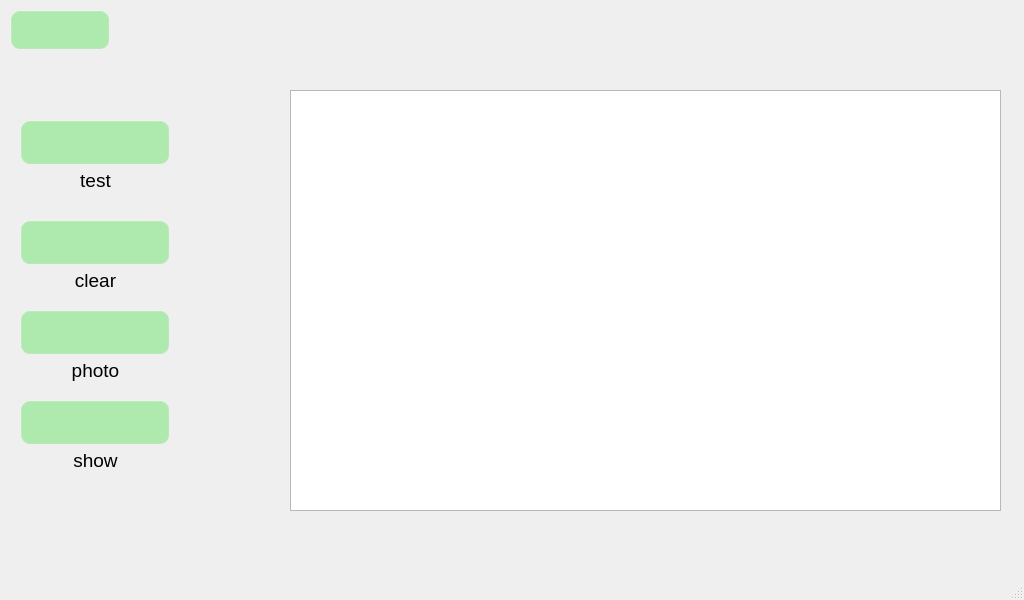
Old version of the form qt/t507/all_interface_test.ui in the repository jizizihe/baijie_demo.
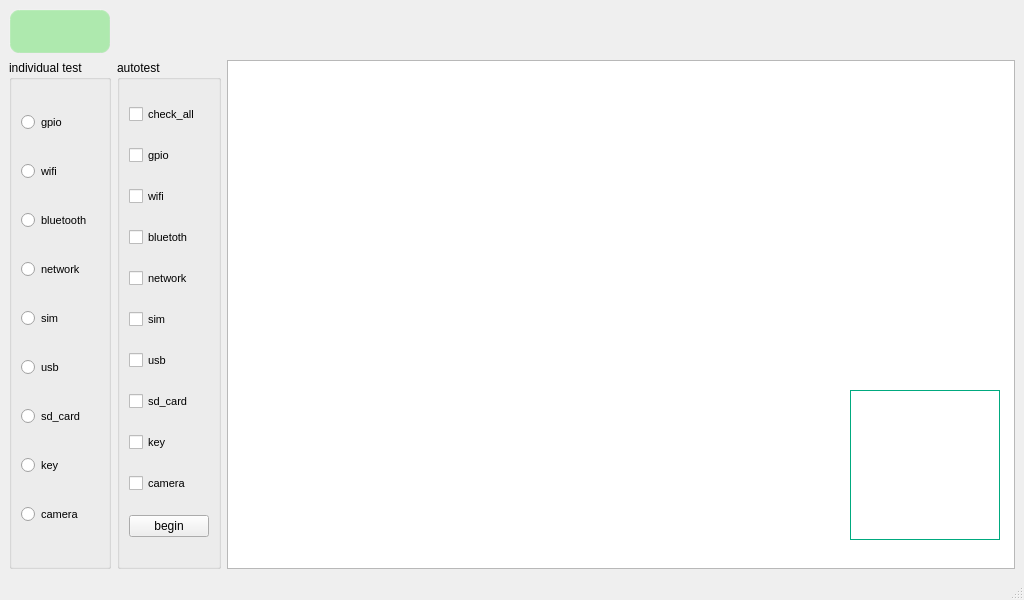
New version of the form. Icons and pictures are not drawn.

Commit message: interface integration

```diff
--- a/qt/t507/all_interface_test.ui
+++ b/qt/t507/all_interface_test.ui
@@ -14,7 +14,14 @@
    <string>MainWindow</string>
   </property>
   <property name="styleSheet">
-   <string notr="true">/****************按钮部件*******************/
+   <string notr="true"/>
+  </property>
+  <widget class="QWidget" name="centralwidget">
+   <layout class="QGridLayout" name="gridLayout_3">
+    <item row="0" column="0">
+     <widget class="QPushButton" name="return_2">
+      <property name="styleSheet">
+       <string notr="true">/****************按钮部件*******************/
 QPushButton{
      background-color: rgba(100, 225, 100, 120);/*背景色*/
      border-style: outset; /*边框样式*/
@@ -50,247 +57,315 @@
 QSlider::sub-page:horizontal { /*水平滑块手柄以前的部分*/
         border-image: url(:/image/slider.png);/*边框图片*/
  }</string>
-  </property>
-  <widget class="QWidget" name="centralwidget">
-   <widget class="QPushButton" name="return_2">
-    <property name="geometry">
-     <rect>
-      <x>10</x>
-      <y>10</y>
-      <width>100</width>
-      <height>40</height>
-     </rect>
-    </property>
-    <property name="styleSheet">
-     <string notr="true"/>
-    </property>
-    <property name="text">
-     <string/>
-    </property>
-    <property name="icon">
-     <iconset>
-      <normalon>:/t507_button_image/return.png</normalon>
-     </iconset>
-    </property>
-    <property name="iconSize">
-     <size>
-      <width>32</width>
-      <height>32</height>
-     </size>
-    </property>
-   </widget>
-   <widget class="QPushButton" name="test">
-    <property name="geometry">
-     <rect>
-      <x>20</x>
-      <y>120</y>
-      <width>150</width>
-      <height>45</height>
-     </rect>
-    </property>
-    <property name="styleSheet">
-     <string notr="true"/>
-    </property>
-    <property name="text">
-     <string/>
-    </property>
-    <property name="icon">
-     <iconset>
-      <normaloff>:/t507_button_image/all/test.png</normaloff>:/t507_button_image/all/test.png</iconset>
-    </property>
-    <property name="iconSize">
-     <size>
-      <width>32</width>
-      <height>32</height>
-     </size>
-    </property>
-   </widget>
-   <widget class="QTextEdit" name="textEdit">
-    <property name="geometry">
-     <rect>
-      <x>290</x>
-      <y>90</y>
-      <width>711</width>
-      <height>421</height>
-     </rect>
-    </property>
-    <property name="readOnly">
-     <bool>true</bool>
-    </property>
-   </widget>
-   <widget class="QPushButton" name="clear">
-    <property name="geometry">
-     <rect>
-      <x>20</x>
-      <y>220</y>
-      <width>150</width>
-      <height>45</height>
-     </rect>
-    </property>
-    <property name="styleSheet">
-     <string notr="true"/>
-    </property>
-    <property name="text">
-     <string/>
-    </property>
-    <property name="icon">
-     <iconset>
-      <normaloff>:/t507_button_image/serial/clean.png</normaloff>:/t507_button_image/serial/clean.png</iconset>
-    </property>
-    <property name="iconSize">
-     <size>
-      <width>32</width>
-      <height>32</height>
-     </size>
-    </property>
-   </widget>
-   <widget class="QPushButton" name="pushButton_3">
-    <property name="geometry">
-     <rect>
-      <x>20</x>
-      <y>310</y>
-      <width>150</width>
-      <height>45</height>
-     </rect>
-    </property>
-    <property name="styleSheet">
-     <string notr="true"/>
-    </property>
-    <property name="text">
-     <string/>
-    </property>
-    <property name="icon">
-     <iconset>
-      <normaloff>:/t507_button_image/all/photo.png</normaloff>:/t507_button_image/all/photo.png</iconset>
-    </property>
-    <property name="iconSize">
-     <size>
-      <width>32</width>
-      <height>32</height>
-     </size>
-    </property>
-   </widget>
+      </property>
+      <property name="text">
+       <string/>
+      </property>
+      <property name="icon">
+       <iconset>
+        <normalon>:/t507_button_image/return.png</normalon>
+       </iconset>
+      </property>
+      <property name="iconSize">
+       <size>
+        <width>32</width>
+        <height>32</height>
+       </size>
+      </property>
+     </widget>
+    </item>
+    <item row="1" column="0">
+     <widget class="QGroupBox" name="groupBox">
+      <property name="title">
+       <string>individual test</string>
+      </property>
+      <layout class="QGridLayout" name="gridLayout_2">
+       <item row="0" column="0">
+        <widget class="QRadioButton" name="gpio">
+         <property name="font">
+          <font>
+           <pointsize>8</pointsize>
+          </font>
+         </property>
+         <property name="text">
+          <string>gpio</string>
+         </property>
+        </widget>
+       </item>
+       <item row="3" column="0">
+        <widget class="QRadioButton" name="network">
+         <property name="font">
+          <font>
+           <pointsize>8</pointsize>
+          </font>
+         </property>
+         <property name="text">
+          <string>network</string>
+         </property>
+        </widget>
+       </item>
+       <item row="7" column="0">
+        <widget class="QRadioButton" name="key">
+         <property name="font">
+          <font>
+           <pointsize>8</pointsize>
+          </font>
+         </property>
+         <property name="text">
+          <string>key</string>
+         </property>
+        </widget>
+       </item>
+       <item row="4" column="0">
+        <widget class="QRadioButton" name="sim">
+         <property name="font">
+          <font>
+           <pointsize>8</pointsize>
+          </font>
+         </property>
+         <property name="text">
+          <string>sim</string>
+         </property>
+        </widget>
+       </item>
+       <item row="5" column="0">
+        <widget class="QRadioButton" name="usb">
+         <property name="font">
+          <font>
+           <pointsize>8</pointsize>
+          </font>
+         </property>
+         <property name="text">
+          <string>usb</string>
+         </property>
+        </widget>
+       </item>
+       <item row="2" column="0">
+        <widget class="QRadioButton" name="bluetooth">
+         <property name="font">
+          <font>
+           <pointsize>8</pointsize>
+          </font>
+         </property>
+         <property name="text">
+          <string>bluetooth</string>
+         </property>
+        </widget>
+       </item>
+       <item row="8" column="0">
+        <widget class="QRadioButton" name="camera">
+         <property name="font">
+          <font>
+           <pointsize>8</pointsize>
+          </font>
+         </property>
+         <property name="text">
+          <string>camera</string>
+         </property>
+        </widget>
+       </item>
+       <item row="6" column="0">
+        <widget class="QRadioButton" name="sd_card">
+         <property name="font">
+          <font>
+           <pointsize>8</pointsize>
+          </font>
+         </property>
+         <property name="text">
+          <string>sd_card</string>
+         </property>
+        </widget>
+       </item>
+       <item row="1" column="0">
+        <widget class="QRadioButton" name="wifi">
+         <property name="font">
+          <font>
+           <pointsize>8</pointsize>
+          </font>
+         </property>
+         <property name="text">
+          <string>wifi</string>
+         </property>
+        </widget>
+       </item>
+      </layout>
+     </widget>
+    </item>
+    <item row="1" column="1">
+     <widget class="QGroupBox" name="groupBox_2">
+      <property name="styleSheet">
+       <string notr="true"/>
+      </property>
+      <property name="title">
+       <string>autotest</string>
+      </property>
+      <layout class="QGridLayout" name="gridLayout">
+       <item row="2" column="0">
+        <widget class="QCheckBox" name="auto_wifi">
+         <property name="font">
+          <font>
+           <pointsize>8</pointsize>
+          </font>
+         </property>
+         <property name="text">
+          <string>wifi</string>
+         </property>
+        </widget>
+       </item>
+       <item row="8" column="0">
+        <widget class="QCheckBox" name="auto_key">
+         <property name="font">
+          <font>
+           <pointsize>8</pointsize>
+          </font>
+         </property>
+         <property name="text">
+          <string>key</string>
+         </property>
+        </widget>
+       </item>
+       <item row="1" column="0">
+        <widget class="QCheckBox" name="auto_gpio">
+         <property name="font">
+          <font>
+           <pointsize>8</pointsize>
+          </font>
+         </property>
+         <property name="text">
+          <string>gpio</string>
+         </property>
+        </widget>
+       </item>
+       <item row="6" column="0">
+        <widget class="QCheckBox" name="auto_usb">
+         <property name="font">
+          <font>
+           <pointsize>8</pointsize>
+          </font>
+         </property>
+         <property name="text">
+          <string>usb</string>
+         </property>
+        </widget>
+       </item>
+       <item row="5" column="0">
+        <widget class="QCheckBox" name="auto_sim">
+         <property name="font">
+          <font>
+           <pointsize>8</pointsize>
+          </font>
+         </property>
+         <property name="text">
+          <string>sim</string>
+         </property>
+        </widget>
+       </item>
+       <item row="4" column="0">
+        <widget class="QCheckBox" name="auto_network">
+         <property name="font">
+          <font>
+           <pointsize>8</pointsize>
+          </font>
+         </property>
+         <property name="text">
+          <string>network</string>
+         </property>
+        </widget>
+       </item>
+       <item row="0" column="0">
+        <widget class="QCheckBox" name="check_all">
+         <property name="font">
+          <font>
+           <pointsize>8</pointsize>
+          </font>
+         </property>
+         <property name="text">
+          <string>check_all</string>
+         </property>
+        </widget>
+       </item>
+       <item row="3" column="0">
+        <widget class="QCheckBox" name="auto_bluetooth">
+         <property name="font">
+          <font>
+           <pointsize>8</pointsize>
+          </font>
+         </property>
+         <property name="text">
+          <string>bluetoth</string>
+         </property>
+        </widget>
+       </item>
+       <item row="9" column="0">
+        <widget class="QCheckBox" name="auto_camera">
+         <property name="font">
+          <font>
+           <pointsize>8</pointsize>
+          </font>
+         </property>
+         <property name="text">
+          <string>camera</string>
+         </property>
+        </widget>
+       </item>
+       <item row="10" column="0">
+        <widget class="QPushButton" name="begin">
+         <property name="styleSheet">
+          <string notr="true"/>
+         </property>
+         <property name="text">
+          <string>begin</string>
+         </property>
+        </widget>
+       </item>
+       <item row="7" column="0">
+        <widget class="QCheckBox" name="auto_sd_card">
+         <property name="font">
+          <font>
+           <pointsize>8</pointsize>
+          </font>
+         </property>
+         <property name="text">
+          <string>sd_card</string>
+         </property>
+        </widget>
+       </item>
+      </layout>
+     </widget>
+    </item>
+    <item row="1" column="2">
+     <widget class="QTextEdit" name="textEdit">
+      <property name="readOnly">
+       <bool>true</bool>
+      </property>
+     </widget>
+    </item>
+   </layout>
    <widget class="QLabel" name="image">
     <property name="geometry">
      <rect>
-      <x>760</x>
-      <y>330</y>
-      <width>240</width>
-      <height>180</height>
-     </rect>
-    </property>
-    <property name="text">
-     <string/>
-    </property>
-   </widget>
-   <widget class="QPushButton" name="pushButton_4">
-    <property name="geometry">
-     <rect>
-      <x>20</x>
-      <y>400</y>
+      <x>850</x>
+      <y>390</y>
       <width>150</width>
-      <height>45</height>
+      <height>150</height>
      </rect>
     </property>
-    <property name="styleSheet">
-     <string notr="true"/>
-    </property>
-    <property name="text">
-     <string/>
-    </property>
-    <property name="icon">
-     <iconset>
-      <normaloff>:/t507_button_image/all/show.png</normaloff>:/t507_button_image/all/show.png</iconset>
-    </property>
-    <property name="iconSize">
+    <property name="maximumSize">
      <size>
-      <width>32</width>
-      <height>32</height>
+      <width>300</width>
+      <height>16777215</height>
      </size>
     </property>
-   </widget>
-   <widget class="QLabel" name="label">
-    <property name="geometry">
-     <rect>
-      <x>25</x>
-      <y>160</y>
-      <width>141</width>
-      <height>41</height>
-     </rect>
+    <property name="styleSheet">
+     <string notr="true">border-width: 1px;
+border-style: solid;
+border-color: rgb(0, 170, 127);</string>
     </property>
-    <property name="font">
-     <font>
-      <pointsize>14</pointsize>
-     </font>
-    </property>
     <property name="text">
-     <string>test</string>
+     <string/>
     </property>
-    <property name="alignment">
-     <set>Qt::AlignCenter</set>
-    </property>
-   </widget>
-   <widget class="QLabel" name="label_2">
-    <property name="geometry">
-     <rect>
-      <x>25</x>
-      <y>260</y>
-      <width>141</width>
-      <height>41</height>
-     </rect>
-    </property>
-    <property name="font">
-     <font>
-      <pointsize>14</pointsize>
-     </font>
-    </property>
-    <property name="text">
-     <string>clear</string>
-    </property>
-    <property name="alignment">
-     <set>Qt::AlignCenter</set>
-    </property>
-   </widget>
-   <widget class="QLabel" name="label_3">
-    <property name="geometry">
-     <rect>
-      <x>25</x>
-      <y>350</y>
-      <width>141</width>
-      <height>41</height>
-     </rect>
-    </property>
-    <property name="font">
-     <font>
-      <pointsize>14</pointsize>
-     </font>
-    </property>
-    <property name="text">
-     <string>photo</string>
-    </property>
-    <property name="alignment">
-     <set>Qt::AlignCenter</set>
-    </property>
-   </widget>
-   <widget class="QLabel" name="label_4">
-    <property name="geometry">
-     <rect>
-      <x>25</x>
-      <y>440</y>
-      <width>141</width>
-      <height>41</height>
-     </rect>
-    </property>
-    <property name="font">
-     <font>
-      <pointsize>14</pointsize>
-     </font>
-    </property>
-    <property name="text">
-     <string>show</string>
-    </property>
-    <property name="alignment">
-     <set>Qt::AlignCenter</set>
+    <property name="scaledContents">
+     <bool>true</bool>
     </property>
    </widget>
    <zorder>textEdit</zorder>
```
Left out of the diff: 10 changed lines with no effect on the pictures. The commit also changes 10 other files.
